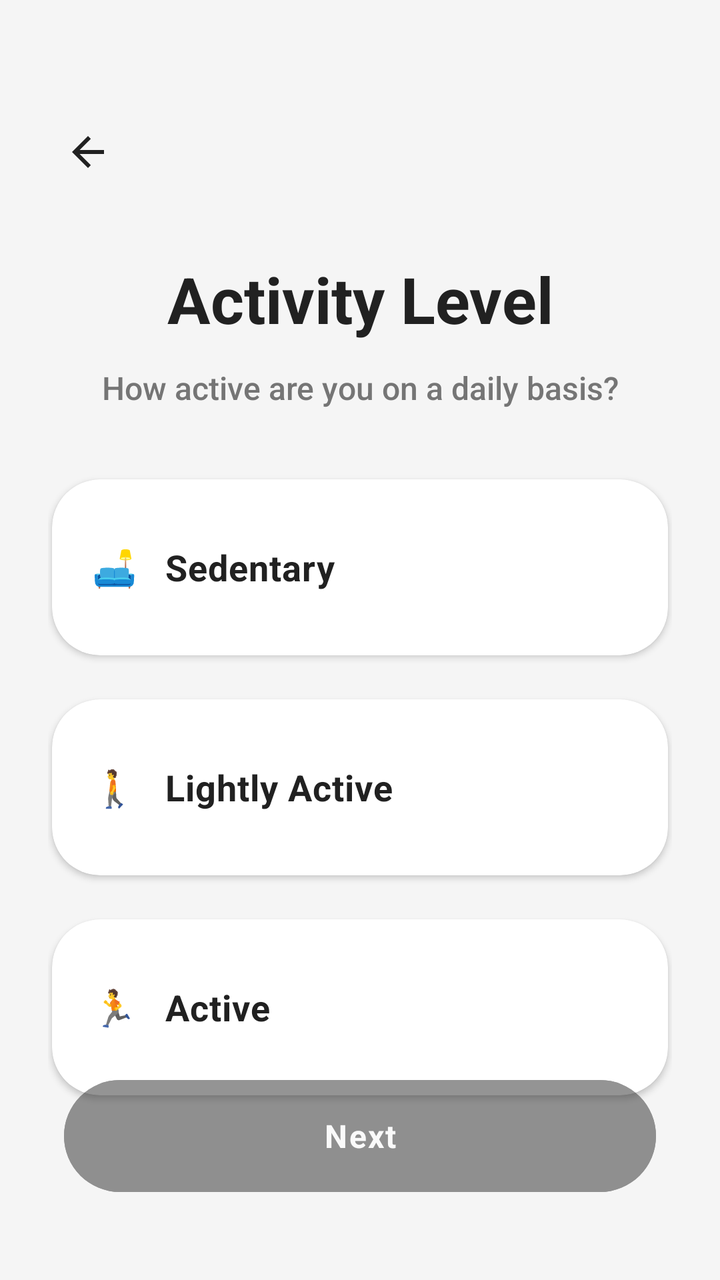
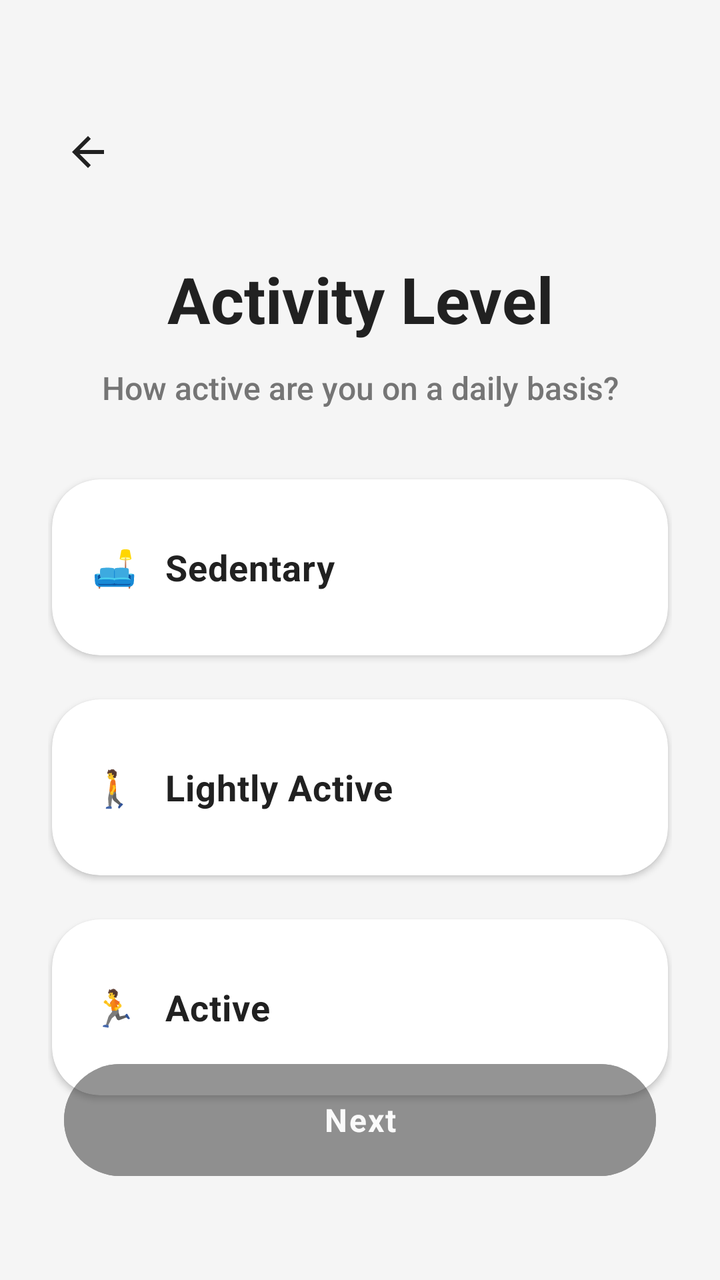

Before-and-after screenshots of an Android layout around one commit, followed by the original layout XML and the change that was made.
<!-- AndroidManifest.xml: application theme Theme.Nutriority -->
<!-- res/layout/fragment_third_screen.xml -->
<?xml version="1.0" encoding="utf-8"?>
<androidx.constraintlayout.widget.ConstraintLayout xmlns:android="http://schemas.android.com/apk/res/android"
    xmlns:app="http://schemas.android.com/apk/res-auto"
    xmlns:tools="http://schemas.android.com/tools"
    android:layout_width="match_parent"
    android:layout_height="match_parent"
    android:background="@color/app_background"
    tools:context=".ui.onboarding.screens.ThirdScreen">

    <ImageView
        android:id="@+id/backButton"
        android:layout_width="40dp"
        android:layout_height="40dp"
        android:layout_marginStart="24dp"
        android:layout_marginTop="56dp"
        android:importantForAccessibility="no"
        android:padding="8dp"
        android:clickable="true"
        android:focusable="true"
        android:src="@drawable/ic_arrow_back"
        app:layout_constraintStart_toStartOf="parent"
        app:layout_constraintTop_toTopOf="parent"
        app:tint="#212121" />

    <TextView
        android:id="@+id/titleTextView"
        android:layout_width="0dp"
        android:layout_height="wrap_content"
        android:layout_marginHorizontal="32dp"
        android:layout_marginTop="32dp"
        android:fontFamily="sans-serif"
        android:textStyle="bold"
        android:gravity="center_horizontal"
        android:text="Activity Level"
        android:textColor="#212121"
        android:textSize="32sp"
        app:autoSizeTextType="uniform"
        app:autoSizeMinTextSize="24sp"
        app:autoSizeMaxTextSize="32sp"
        app:layout_constraintEnd_toEndOf="parent"
        app:layout_constraintStart_toStartOf="parent"
        app:layout_constraintTop_toBottomOf="@id/backButton" />

    <TextView
        android:id="@+id/subtitleTextView"
        android:layout_width="0dp"
        android:layout_height="wrap_content"
        android:layout_marginTop="12dp"
        android:fontFamily="sans-serif-medium"
        android:gravity="center_horizontal"
        android:text="How active are you on a daily basis?"
        android:textColor="#757575"
        android:textSize="16sp"
        app:autoSizeTextType="uniform"
        app:autoSizeMinTextSize="12sp"
        app:autoSizeMaxTextSize="16sp"
        app:layout_constraintEnd_toEndOf="@id/titleTextView"
        app:layout_constraintStart_toStartOf="@id/titleTextView"
        app:layout_constraintTop_toBottomOf="@id/titleTextView" />

    <androidx.core.widget.NestedScrollView
        android:layout_width="0dp"
        android:layout_height="0dp"
        android:layout_marginTop="24dp"
        android:clipToPadding="false"
        android:paddingBottom="100dp"
        app:layout_constraintBottom_toBottomOf="parent"
        app:layout_constraintEnd_toEndOf="parent"
        app:layout_constraintStart_toStartOf="parent"
        app:layout_constraintTop_toBottomOf="@id/subtitleTextView">

        <LinearLayout
            android:id="@+id/radioGroupContainer"
            android:layout_width="match_parent"
            android:layout_height="wrap_content"
            android:orientation="vertical"
            android:paddingHorizontal="24dp">

            <RadioGroup
                android:layout_width="match_parent"
                android:layout_height="wrap_content"
                android:orientation="vertical">

                
                <com.google.android.material.card.MaterialCardView
                    android:id="@+id/sedentaryCard"
                    android:layout_width="match_parent"
                    android:layout_height="wrap_content"
                    android:layout_marginVertical="8dp"
                    android:checkable="true"
                    android:clickable="true"
                    android:focusable="true"
                    app:cardBackgroundColor="@android:color/white"
                    app:cardCornerRadius="24dp"
                    app:cardElevation="2dp"
                    app:cardPreventCornerOverlap="false"
                    app:cardUseCompatPadding="true"
                    app:strokeWidth="0dp">

                    <LinearLayout
                        android:layout_width="match_parent"
                        android:layout_height="wrap_content"
                        android:background="@android:color/transparent"
                        android:orientation="vertical"
                        android:padding="20dp">

                        <RadioButton
                            android:id="@+id/radioSedentary"
                            android:layout_width="match_parent"
                            android:layout_height="wrap_content"
                            android:background="@null"
                            android:button="@null"
                            android:clickable="false"
                            android:fontFamily="sans-serif"
                            android:textStyle="bold"
                            android:text="🛋️   Sedentary"
                            android:textColor="#212121"
                            android:textSize="18sp"
                            app:autoSizeTextType="uniform"
                            app:autoSizeMinTextSize="14sp"
                            app:autoSizeMaxTextSize="18sp" />

                        <TextView
                            android:id="@+id/sedentaryDescription"
                            android:layout_width="match_parent"
                            android:layout_height="wrap_content"
                            android:layout_marginStart="38dp"
                            android:layout_marginTop="4dp"
                            android:fontFamily="sans-serif-medium"
                            android:text="Little to no exercise"
                            android:textColor="#757575"
                            android:textSize="14sp"
                            app:autoSizeTextType="uniform"
                            app:autoSizeMinTextSize="11sp"
                            app:autoSizeMaxTextSize="14sp"
                            android:visibility="gone"
                            tools:visibility="visible" />
                    </LinearLayout>
                </com.google.android.material.card.MaterialCardView>

                
                <com.google.android.material.card.MaterialCardView
                    android:id="@+id/lightlyActiveCard"
                    android:layout_width="match_parent"
                    android:layout_height="wrap_content"
                    android:layout_marginVertical="8dp"
                    android:checkable="true"
                    android:clickable="true"
                    android:focusable="true"
                    app:cardBackgroundColor="@android:color/white"
                    app:cardCornerRadius="24dp"
                    app:cardElevation="2dp"
                    app:cardPreventCornerOverlap="false"
                    app:cardUseCompatPadding="true"
                    app:strokeWidth="0dp">

                    <LinearLayout
                        android:layout_width="match_parent"
                        android:layout_height="wrap_content"
                        android:background="@android:color/transparent"
                        android:orientation="vertical"
                        android:padding="20dp">

                        <RadioButton
                            android:id="@+id/radioLightlyActive"
                            android:layout_width="match_parent"
                            android:layout_height="wrap_content"
                            android:background="@null"
                            android:button="@null"
                            android:clickable="false"
                            android:fontFamily="sans-serif"
                            android:textStyle="bold"
                            android:text="🚶   Lightly Active"
                            android:textColor="#212121"
                            android:textSize="18sp"
                            app:autoSizeTextType="uniform"
                            app:autoSizeMinTextSize="14sp"
                            app:autoSizeMaxTextSize="18sp" />

                        <TextView
                            android:id="@+id/lightlyActiveDescription"
                            android:layout_width="match_parent"
                            android:layout_height="wrap_content"
                            android:layout_marginStart="38dp"
                            android:layout_marginTop="4dp"
                            android:fontFamily="sans-serif-medium"
                            android:text="Exercise 1-3 days/week"
                            android:textColor="#757575"
                            android:textSize="14sp"
                            app:autoSizeTextType="uniform"
                            app:autoSizeMinTextSize="11sp"
                            app:autoSizeMaxTextSize="14sp"
                            android:visibility="gone"
                            tools:visibility="visible"/>
                    </LinearLayout>
                </com.google.android.material.card.MaterialCardView>

                
                <com.google.android.material.card.MaterialCardView
                    android:id="@+id/activeCard"
                    android:layout_width="match_parent"
                    android:layout_height="wrap_content"
                    android:layout_marginVertical="8dp"
                    android:checkable="true"
                    android:clickable="true"
                    android:focusable="true"
                    app:cardBackgroundColor="@android:color/white"
                    app:cardCornerRadius="24dp"
                    app:cardElevation="2dp"
                    app:cardPreventCornerOverlap="false"
                    app:cardUseCompatPadding="true"
                    app:strokeWidth="0dp">

                    <LinearLayout
                        android:layout_width="match_parent"
                        android:layout_height="wrap_content"
                        android:background="@android:color/transparent"
                        android:orientation="vertical"
                        android:padding="20dp">

                        <RadioButton
                            android:id="@+id/radioActive"
                            android:layout_width="match_parent"
                            android:layout_height="wrap_content"
                            android:background="@null"
                            android:button="@null"
                            android:clickable="false"
                            android:fontFamily="sans-serif"
                            android:textStyle="bold"
                            android:text="🏃‍   Active️"
                            android:textColor="#212121"
                            android:textSize="18sp"
                            app:autoSizeTextType="uniform"
                            app:autoSizeMinTextSize="14sp"
                            app:autoSizeMaxTextSize="18sp" />

                        <TextView
                            android:id="@+id/activeDescription"
                            android:layout_width="match_parent"
                            android:layout_height="wrap_content"
                            android:layout_marginStart="38dp"
                            android:layout_marginTop="4dp"
                            android:fontFamily="sans-serif-medium"
                            android:text="Exercise 3-5 days/week"
                            android:textColor="#757575"
                            android:textSize="14sp"
                            app:autoSizeTextType="uniform"
                            app:autoSizeMinTextSize="11sp"
                            app:autoSizeMaxTextSize="14sp"
                            android:visibility="gone"
                            tools:visibility="visible"/>
                    </LinearLayout>
                </com.google.android.material.card.MaterialCardView>

            </RadioGroup>

        </LinearLayout>
    </androidx.core.widget.NestedScrollView>

    <com.google.android.material.button.MaterialButton
        android:id="@+id/nextButton"
        android:layout_width="match_parent"
        android:layout_height="64dp"
        android:layout_marginHorizontal="32dp"
        android:layout_marginBottom="40dp"
        android:alpha="0.5"
        android:backgroundTint="@color/primary_dark"
        android:fontFamily="sans-serif"
        android:textStyle="bold"
        android:textColor="@color/white"
        android:text="@string/action_next"
        android:textSize="16sp"
        android:letterSpacing="0.05"
        app:autoSizeTextType="uniform"
        app:autoSizeMinTextSize="12sp"
        app:autoSizeMaxTextSize="16sp"
        android:enabled="false"
        app:cornerRadius="32dp"
        app:layout_constraintBottom_toBottomOf="parent" />

</androidx.constraintlayout.widget.ConstraintLayout>
<!-- resources referenced by this layout -->
<resources>
  <color name="app_background">#F5F5F5</color>
  <color name="primary_dark">#2A2A2A</color>
  <color name="white">#FFFFFFFF</color>
  <!-- drawable ic_arrow_back (drawable) -->
  <vector xmlns:android="http://schemas.android.com/apk/res/android" android:autoMirrored="true" android:height="32dp" android:tint="#000000" android:viewportHeight="24" android:viewportWidth="24" android:width="32dp">
        
      <path android:fillColor="@android:color/white" android:pathData="M20,11H7.83l5.59,-5.59L12,4l-8,8 8,8 1.41,-1.41L7.83,13H20v-2z"/>
      
  </vector>
  <string name="action_next">Next</string>
  <style name="Theme.Nutriority" parent="Base.Theme.Nutriority" />
  <style name="Base.Theme.Nutriority" parent="Theme.Material3.Light.NoActionBar">
          <item name="android:windowBackground">#F5F5F5</item>
          <item name="android:windowDrawsSystemBarBackgrounds">true</item>
          <item name="android:statusBarColor">@android:color/transparent</item>
          <item name="android:windowLightStatusBar">true</item>
          <item name="android:navigationBarColor">@android:color/transparent</item>
          <item name="android:windowLightNavigationBar" tools:ignore="NewApi">true</item>
          <item name="android:enforceNavigationBarContrast" tools:ignore="NewApi">false</item>
      </style>
</resources>

<!-- the commit's change to res/layout/fragment_third_screen.xml (unified diff, before → after) -->
@@ -262,7 +262,7 @@
         android:layout_width="match_parent"
         android:layout_height="64dp"
         android:layout_marginHorizontal="32dp"
-        android:layout_marginBottom="40dp"
+        android:layout_marginBottom="48dp"
         android:alpha="0.5"
         android:backgroundTint="@color/primary_dark"
         android:fontFamily="sans-serif"
